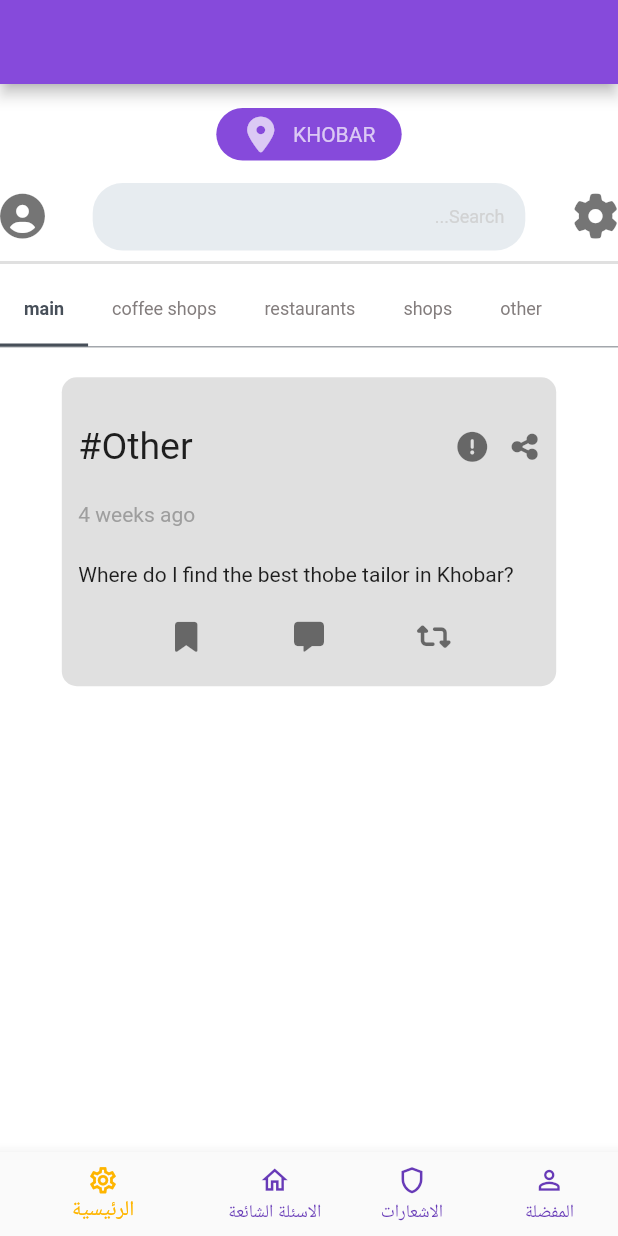
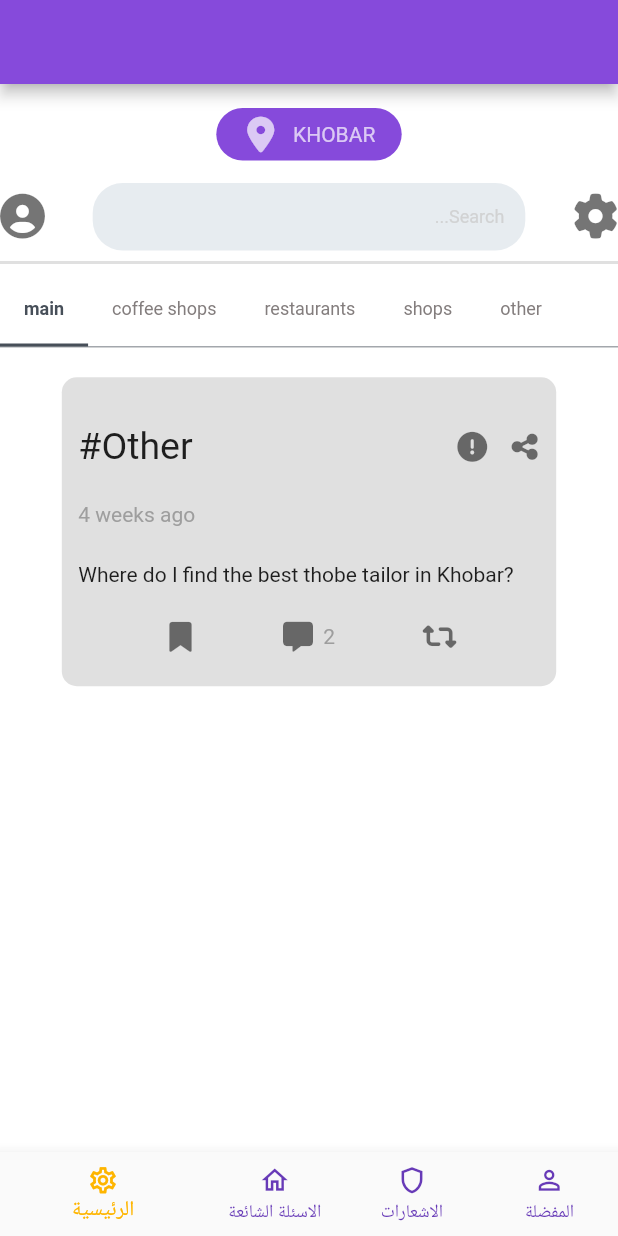
Before and after one commit to ngmnm/ask_city_app, a Flutter app: the screen it shows after launch, on a phone screen of 412 x 824 dp. Run offline on Flutter 3.47's test engine with Material 2 defaults, Android fonts, the phone set to English and light mode, and no system bars; our stand-ins replace font_awesome_flutter, get, material_design_icons_flutter.

Commit message:
Feature: move the question container to a separate comonent.

```diff
--- /dev/null
+++ b/ask_city_app/lib/app/modules/home/views/components/question_component.dart
@@ -0,0 +1,109 @@
+part of home_view;
+
+class QuestionComponent extends StatelessWidget {
+  String questionText;
+  int answerCount;
+  String categoryName;
+
+  QuestionComponent(
+      {Key? key,
+      required this.questionText,
+      required this.answerCount,
+      required this.categoryName})
+      : super(key: key);
+
+  @override
+  Widget build(BuildContext context) {
+    return Container(
+      height: 500,
+      padding: const EdgeInsets.fromLTRB(11, 20, 11, 0),
+      child: Column(
+        mainAxisAlignment: MainAxisAlignment.start,
+        children: [
+          Container(
+            padding: const EdgeInsets.fromLTRB(11, 8, 11, 0),
+            width: Get.width * 0.8,
+            // color: Colors.white,
+            height: Get.height * 0.25,
+            decoration: BoxDecoration(
+                borderRadius: BorderRadius.circular(10), color: Colors.black12),
+            child: Column(
+              mainAxisAlignment: MainAxisAlignment.spaceEvenly,
+              textDirection: TextDirection.rtl,
+              children: [
+                Row(
+                  mainAxisAlignment: MainAxisAlignment.spaceBetween,
+                  children: [
+                    Text(
+                      "#$categoryName",
+                      style: TextStyle(fontSize: 25),
+                    ),
+                    Row(
+                      mainAxisAlignment: MainAxisAlignment.spaceBetween,
+                      children: [
+                        Icon(
+                          FontAwesomeIcons.circleExclamation,
+                          color: Colors.black54,
+                          size: 20,
+                        ),
+                        SizedBox(
+                          width: 15,
+                        ),
+                        Icon(
+                          FontAwesomeIcons.shareNodes,
+                          color: Colors.black54,
+                          size: 20,
+                        ),
+                      ],
+                    ),
+                  ],
+                ),
+                Row(
+                  children: [
+                    Text(
+                      '4 weeks ago',
+                      style: TextStyle(color: Colors.grey),
+                    )
+                  ],
+                ),
+                Row(
+                  children: [
+                    Text(questionText),
+                  ],
+                ),
+                Row(
+                  mainAxisAlignment: MainAxisAlignment.spaceEvenly,
+                  children: [
+                    Icon(
+                      FontAwesomeIcons.solidBookmark,
+                      color: Colors.black54,
+                      size: 20,
+                    ),
+                    Row(
+                      children: [
+                        Icon(
+                          FontAwesomeIcons.solidMessage,
+                          color: Colors.black54,
+                          size: 20,
+                        ),
+                        Text(
+                          '\t\t$answerCount',
+                          style: TextStyle(color: Colors.grey),
+                        ),
+                      ],
+                    ),
+                    Icon(
+                      FontAwesomeIcons.retweet,
+                      color: Colors.black54,
+                      size: 20,
+                    ),
+                  ],
+                ),
+              ],
+            ),
+          ),
+        ],
+      ),
+    );
+  }
+}
--- a/ask_city_app/lib/app/modules/home/views/screens/home_screen.dart
+++ b/ask_city_app/lib/app/modules/home/views/screens/home_screen.dart
@@ -9,6 +9,7 @@ import 'package:get/get.dart';
 import 'package:material_design_icons_flutter/material_design_icons_flutter.dart';
 
 part '../components/search_bar.dart';
+part '../components/question_component.dart';
 
 class HomeScreen extends GetView<HomeController> {
   const HomeScreen({Key? key}) : super(key: key);
@@ -157,101 +158,11 @@ class HomeScreen extends GetView<HomeController> {
                         child: TabBarView(
                           children: <Widget>[
                             Container(
-                              child: Container(
-                                height: 500,
-                                padding:
-                                    const EdgeInsets.fromLTRB(11, 20, 11, 0),
-                                child: Column(
-                                  mainAxisAlignment: MainAxisAlignment.start,
-                                  children: [
-                                    Container(
-                                      padding: const EdgeInsets.fromLTRB(
-                                          11, 8, 11, 0),
-                                      width: Get.width * 0.8,
-                                      // color: Colors.white,
-                                      height: Get.height * 0.25,
-                                      decoration: BoxDecoration(
-                                          borderRadius:
-                                              BorderRadius.circular(10),
-                                          color: Colors.black12),
-                                      child: Column(
-                                        mainAxisAlignment:
-                                            MainAxisAlignment.spaceEvenly,
-                                        textDirection: TextDirection.rtl,
-                                        children: [
-                                          Row(
-                                            mainAxisAlignment:
-                                                MainAxisAlignment.spaceBetween,
-                                            children: [
-                                              Text(
-                                                "#Other",
-                                                style: TextStyle(fontSize: 25),
-                                              ),
-                                              Row(
-                                                mainAxisAlignment:
-                                                    MainAxisAlignment
-                                                        .spaceBetween,
-                                                children: [
-                                                  Icon(
-                                                    FontAwesomeIcons
-                                                        .exclamationCircle,
-                                                    color: Colors.black54,
-                                                    size: 20,
-                                                  ),
-                                                  SizedBox(
-                                                    width: 15,
-                                                  ),
-                                                  Icon(
-                                                    FontAwesomeIcons.shareAlt,
-                                                    color: Colors.black54,
-                                                    size: 20,
-                                                  ),
-                                                ],
-                                              ),
-                                            ],
-                                          ),
-                                          Row(
-                                            children: [
-                                              Text(
-                                                '4 weeks ago',
-                                                style: TextStyle(
-                                                    color: Colors.grey),
-                                              )
-                                            ],
-                                          ),
-                                          Row(
-                                            children: [
-                                              Text(
-                                                  'Where do I find the best thobe tailor in Khobar?')
-                                            ],
-                                          ),
-                                          Row(
-                                            mainAxisAlignment:
-                                                MainAxisAlignment.spaceEvenly,
-                                            children: [
-                                              Icon(
-                                                FontAwesomeIcons.solidBookmark,
-                                                color: Colors.black54,
-                                                size: 20,
-                                              ),
-                                              Icon(
-                                                FontAwesomeIcons
-                                                    .solidCommentAlt,
-                                                color: Colors.black54,
-                                                size: 20,
-                                              ),
-                                              Icon(
-                                                FontAwesomeIcons.retweet,
-                                                color: Colors.black54,
-                                                size: 20,
-                                              ),
-                                            ],
-                                          ),
-                                        ],
-                                      ),
-                                    ),
-                                  ],
-                                ),
+                              child: QuestionComponent(
+                                questionText:
+                                    "Where do I find the best thobe tailor in Khobar?",
+                                answerCount: 2,
+                                categoryName: "Other",
                               ),
                             ),
                             Container(
```
